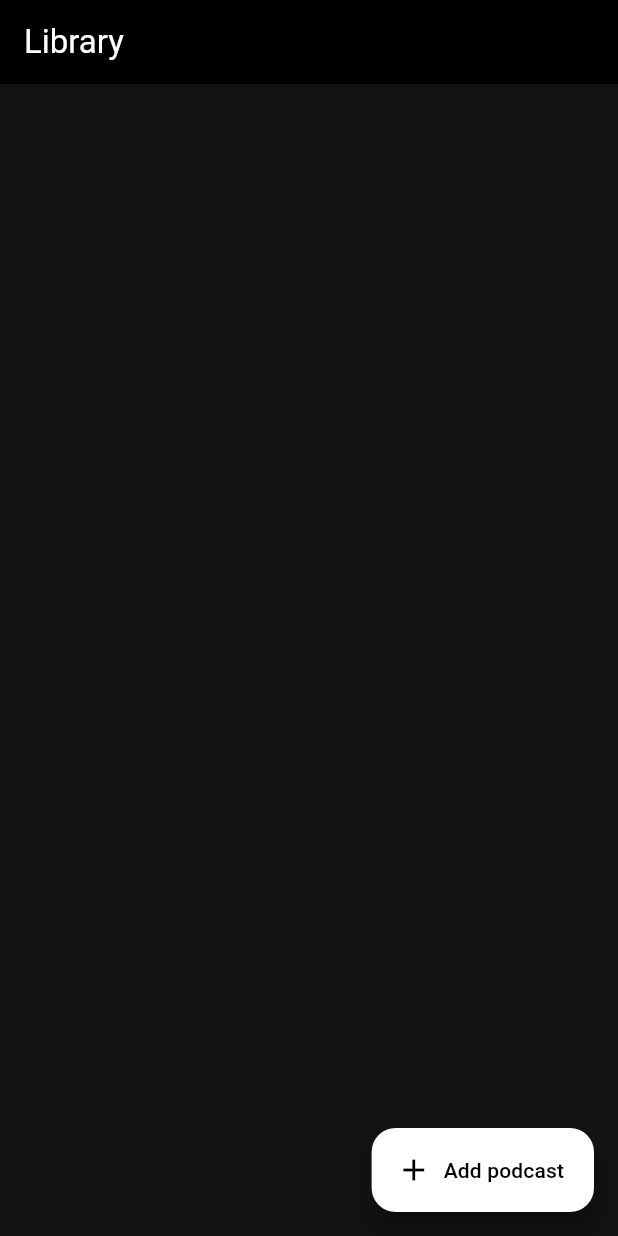
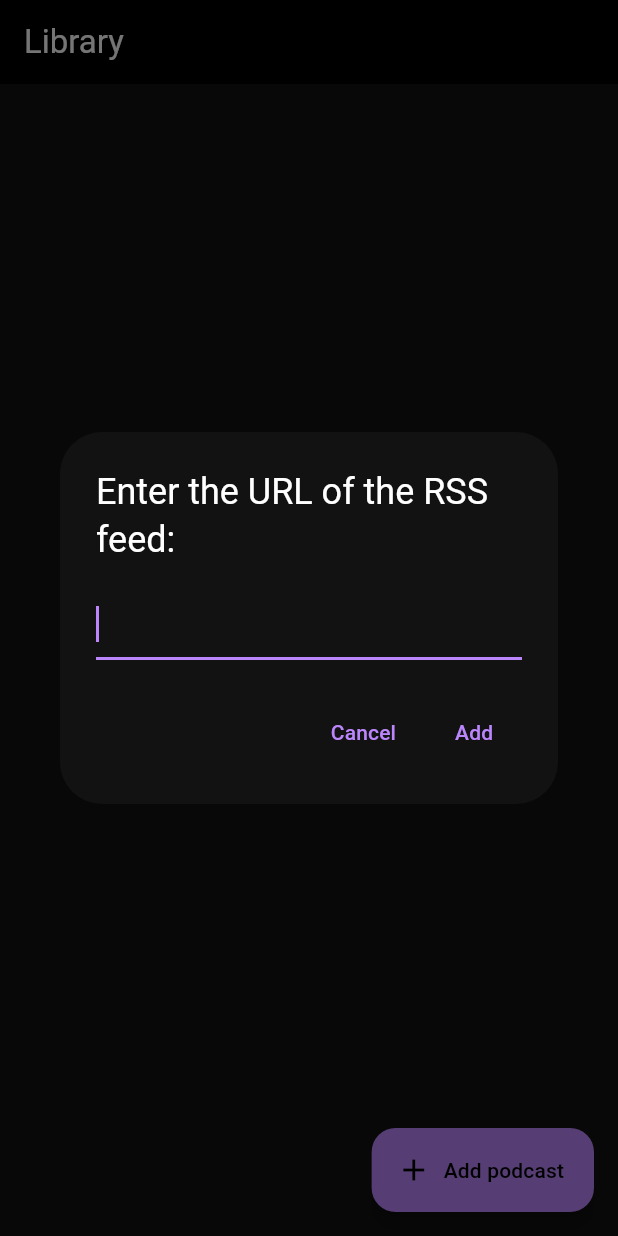
Before and after one commit to JusticeProject/flutter_podcasts, a Flutter app: the screen it shows after launch, after a tap on "Add podcast", on a phone screen of 412 x 824 dp. Run offline on Flutter 3.47's test engine with Material 3 defaults, Android fonts, the phone set to English and light mode, and no system bars.

Commit message:
showing dialog for add podcast

```diff
--- a/lib/main.dart
+++ b/lib/main.dart
@@ -58,20 +58,18 @@ class _LibraryPageState extends State<LibraryPage>
 
   //*******************************************************
 
-  void _addPodcast() async
+  void _onNewPodcast(String url) async
   {
-    for (var feed in feeds.entries)
+    try
     {
-      try
-      {
-        await utilities.updateFeed(feed.key, feed.value);
-        utilities.logDebugMsg("${feed.key} done");
-      }
-      catch (err)
-      {
-        utilities.logDebugMsg("Exception!! ${feed.key} ${err.toString()}");
-      }
-
+      int podcastNumber = (await _futureAlbumCovers).length;
+      await utilities.updateFeed(podcastNumber, url);
+      utilities.logDebugMsg("$podcastNumber done");
+      podcastNumber++;
+    }
+    catch (err)
+    {
+      utilities.logDebugMsg("Exception!! ${err.toString()}");
     }
 
     setState(() {
@@ -92,8 +90,8 @@ class _LibraryPageState extends State<LibraryPage>
   @override
   Widget build(BuildContext context)
   {
-    final theme = Theme.of(context);
-    final colorScheme = theme.colorScheme;
+    //final theme = Theme.of(context);
+    //final colorScheme = theme.colorScheme;
     // for dark theme the colors are:
     // primary = purple
     // inversePrimary = black
@@ -101,7 +99,7 @@ class _LibraryPageState extends State<LibraryPage>
 
     return Scaffold(
       appBar: AppBar(
-        backgroundColor: colorScheme.inversePrimary,
+        backgroundColor: Theme.of(context).colorScheme.inversePrimary,
         title: Text(widget.title),
       ),
       body: Center(
@@ -134,9 +132,9 @@ class _LibraryPageState extends State<LibraryPage>
       ),
       floatingActionButton: FloatingActionButton.extended(
         label: Text("Add podcast"),
-        backgroundColor: Colors.white, // specify the color behind the +
-        foregroundColor: colorScheme.onPrimary, // specify the color of the +
-        onPressed: _addPodcast,
+        //backgroundColor: Colors.white, // specify the color behind the +
+        //foregroundColor: colorScheme.onPrimary, // specify the color of the +
+        onPressed: () => showAddPodcastDialog(context, _onNewPodcast),
         icon: const Icon(Icons.add),
       )
     );
@@ -145,14 +143,61 @@ class _LibraryPageState extends State<LibraryPage>
 
 //*************************************************************************************************
 
-// TODO: remove this
+void showAddPodcastDialog(BuildContext context, void Function(String url) onNewPodcast)
+{
+  showDialog(
+    context: context,
+    builder: (BuildContext context) {
+      String url = "";
+      return AlertDialog(
+        title: const Text("Enter the URL of the RSS feed:"),
+        content: TextField(autofocus: true,
+          onChanged: (value) {
+            url = value;
+          },
+          onSubmitted: (value) {
+            if (url.isNotEmpty) {
+              onNewPodcast(url);
+              Navigator.of(context).pop();
+            }
+          },
+        ),
+        actions: <Widget>[
+          TextButton(
+            child: const Text('Cancel'),
+            onPressed: () {
+              Navigator.of(context).pop();
+            },
+          ),
+          TextButton(
+            child: const Text('Add'),
+            onPressed: () {
+              if (url.isNotEmpty) {
+                onNewPodcast(url);
+                Navigator.of(context).pop();
+              }
+            },
+          ),
+        ],
+      );
+    },
+  );
+}
+
+//*************************************************************************************************
+
 // RSS feeds:
-Map<String, String> feeds = {
-  "Security Now": "https://feeds.twit.tv/sn.xml",
-  "The Untitled Linux Show" : "https://feeds.twit.tv/uls.xml",
-  "Game Scoop!" : "https://feeds.megaphone.fm/gamescoop",
-  "Triple Click" : "https://feeds.simplecast.com/6WD3bDj7",
-  "Google DeepMind" : "https://feeds.simplecast.com/JT6pbPkg",
-  "Embedded.fm" : "https://makingembeddedsystems.libsyn.com/rss",
-  "Talk Python to Me" : "https://talkpython.fm/episodes/rss"
-};
+/*
+https://feeds.twit.tv/sn.xml
+https://feeds.twit.tv/uls.xml
+https://feeds.megaphone.fm/gamescoop
+https://feeds.simplecast.com/6WD3bDj7
+https://feeds.simplecast.com/JT6pbPkg
+https://makingembeddedsystems.libsyn.com/rss
+https://talkpython.fm/episodes/rss
+https://www.sciencefriday.com/feed/podcast/science-friday/
+https://feeds.megaphone.fm/ignbeyond
+https://feeds.megaphone.fm/ignunlocked
+https://feeds.megaphone.fm/unfiltered
+https://feeds.megaphone.fm/nvc
+*/
```
Also changed, not shown: lib/utilities.dart (+26 -11 lines), test_dart/bin/test_dart.dart (+20 -7 lines).
